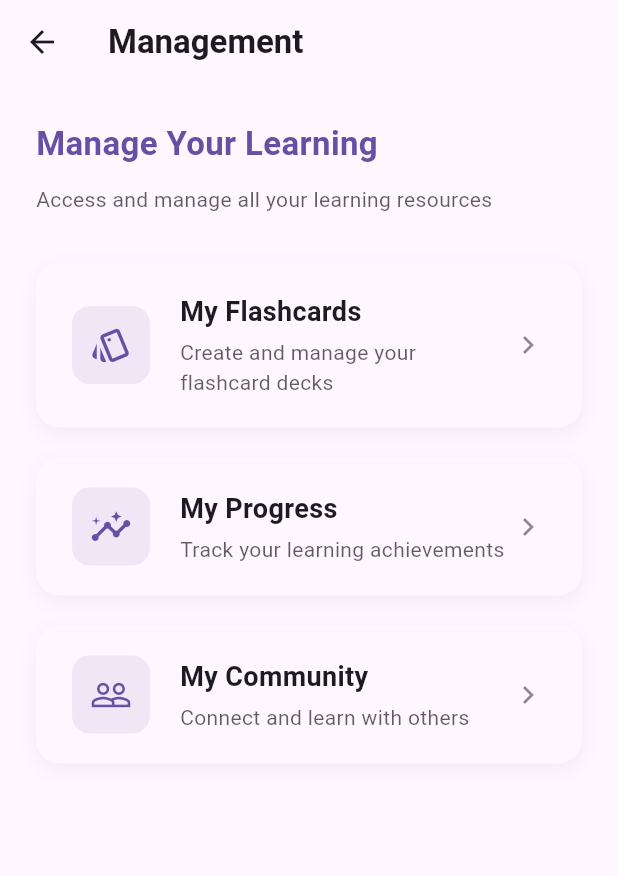
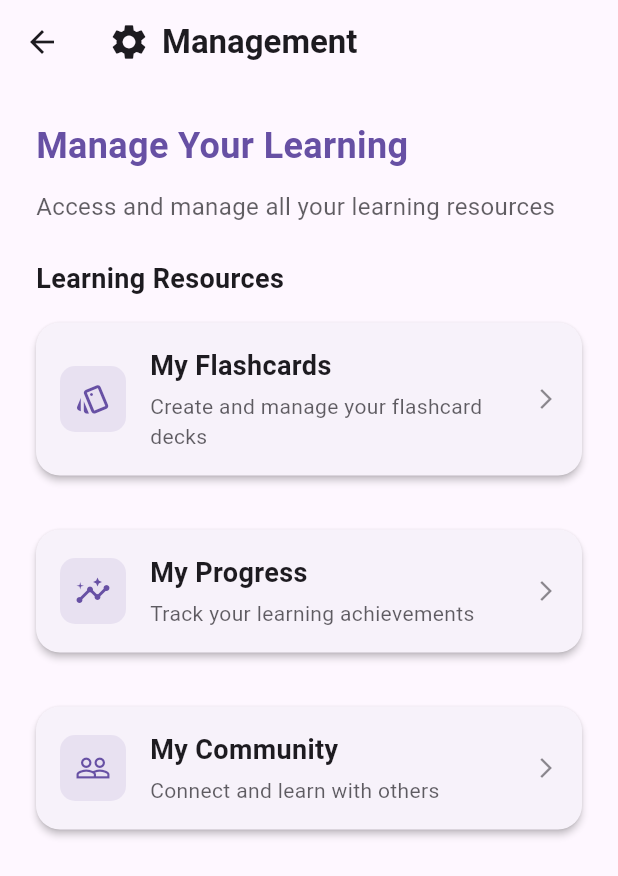
Before and after one commit to trungnotchung/flash_ability, a Flutter app: the ManagementScreen screen opened directly, on a phone screen of 412 x 824 dp. Shown: the top 876 px of the screen. Run offline on Flutter 3.47's test engine with Material 3 defaults, Android fonts, the phone set to English and light mode, and no system bars; our stand-ins replace fl_chart, shared_preferences; accounts and stored records are empty.

Commit message:
sync management screen

```diff
--- a/lib/screens/management/management.dart
+++ b/lib/screens/management/management.dart
@@ -1,6 +1,7 @@
 import 'package:flash_ability/screens/management/flashcard/my_flashcard_screen.dart';
 import 'package:flash_ability/screens/progress_screen.dart';
 import 'package:flash_ability/screens/community/my_community_screen.dart';
+import 'package:flash_ability/services/user_service.dart';
 import 'package:flutter/material.dart';
 
 class ManagementScreen extends StatelessWidget {
@@ -8,18 +9,25 @@ class ManagementScreen extends StatelessWidget {
 
   @override
   Widget build(BuildContext context) {
+    // Get username for personalized greeting
+    final username = UserService.getCurrentUser()['name'] ?? 'User';
+
     return Scaffold(
       appBar: AppBar(
+        leading: BackButton(color: Theme.of(context).colorScheme.onSurface),
+
+        title: Row(
+          children: [
+            const Icon(Icons.settings, size: 28),
+            const SizedBox(width: 8),
+            const Text(
+              'Management',
+              style: TextStyle(fontWeight: FontWeight.bold),
+            ),
+          ],
+        ),
         backgroundColor: Theme.of(context).colorScheme.surface,
         elevation: 0,
-        leading: BackButton(color: Theme.of(context).colorScheme.onSurface),
-        title: Text(
-          'Management',
-          style: TextStyle(
-            color: Theme.of(context).colorScheme.onSurface,
-            fontWeight: FontWeight.w600,
-          ),
-        ),
       ),
       body: Container(
         decoration: BoxDecoration(
@@ -33,15 +41,16 @@ class ManagementScreen extends StatelessWidget {
           ),
         ),
         child: SafeArea(
-          child: Padding(
+          child: SingleChildScrollView(
             padding: const EdgeInsets.all(24.0),
             child: Column(
               crossAxisAlignment: CrossAxisAlignment.start,
               children: [
+                // Personalized greeting
                 Text(
-                  "Manage Your Learning",
+                  'Manage Your Learning',
                   style: TextStyle(
-                    fontSize: 22,
+                    fontSize: 24,
                     fontWeight: FontWeight.bold,
                     color: Theme.of(context).colorScheme.primary,
                   ),
@@ -50,13 +59,19 @@ class ManagementScreen extends StatelessWidget {
                 Text(
                   "Access and manage all your learning resources",
                   style: TextStyle(
-                    fontSize: 14,
+                    fontSize: 16,
                     color: Theme.of(
                       context,
                     ).colorScheme.onSurface.withOpacity(0.7),
                   ),
                 ),
-                const SizedBox(height: 32),
+                const SizedBox(height: 24),
+                const Text(
+                  'Learning Resources',
+                  style: TextStyle(fontSize: 18, fontWeight: FontWeight.w600),
+                ),
+                const SizedBox(height: 16),
+
                 ManagementButton(
                   title: 'My Flashcards',
                   description: 'Create and manage your flashcard decks',
@@ -123,37 +138,30 @@ class ManagementButton extends StatelessWidget {
 
   @override
   Widget build(BuildContext context) {
-    return GestureDetector(
+    return Card(
+      margin: const EdgeInsets.only(bottom: 16),
+      elevation: 2,
+      shape: RoundedRectangleBorder(borderRadius: BorderRadius.circular(16)),
+      child: InkWell(
+        borderRadius: BorderRadius.circular(16),
         onTap: onTap,
-      child: Container(
-        width: double.infinity,
-        padding: const EdgeInsets.symmetric(horizontal: 24, vertical: 20),
-        decoration: BoxDecoration(
-          color: Theme.of(context).colorScheme.surface,
-          borderRadius: BorderRadius.circular(16),
-          boxShadow: [
-            BoxShadow(
-              color: Colors.black.withOpacity(0.05),
-              blurRadius: 10,
-              offset: const Offset(0, 4),
-            ),
-          ],
-        ),
+        child: Padding(
+          padding: const EdgeInsets.all(16.0),
           child: Row(
             children: [
               Container(
-              padding: const EdgeInsets.all(12),
+                padding: const EdgeInsets.all(10.0),
                 decoration: BoxDecoration(
                   color: Theme.of(context).colorScheme.primary.withOpacity(0.1),
-                borderRadius: BorderRadius.circular(12),
+                  borderRadius: BorderRadius.circular(10.0),
                 ),
                 child: Icon(
                   icon,
                   color: Theme.of(context).colorScheme.primary,
-                size: 28,
+                  size: 24.0,
                 ),
               ),
-            const SizedBox(width: 20),
+              const SizedBox(width: 16.0),
               Expanded(
                 child: Column(
                   crossAxisAlignment: CrossAxisAlignment.start,
@@ -161,7 +169,7 @@ class ManagementButton extends StatelessWidget {
                     Text(
                       title,
                       style: const TextStyle(
-                      fontSize: 18,
+                        fontSize: 18.0,
                         fontWeight: FontWeight.w600,
                       ),
                     ),
@@ -179,10 +187,12 @@ class ManagementButton extends StatelessWidget {
                 ),
               ),
               Icon(
-              Icons.chevron_right,
+                Icons.arrow_forward_ios,
                 color: Theme.of(context).colorScheme.onSurface.withOpacity(0.5),
+                size: 16.0,
               ),
             ],
+          ),
         ),
       ),
     );
```
Also changed, not shown: 1 other file. Lines whose indentation alone changed are shown as unchanged.
